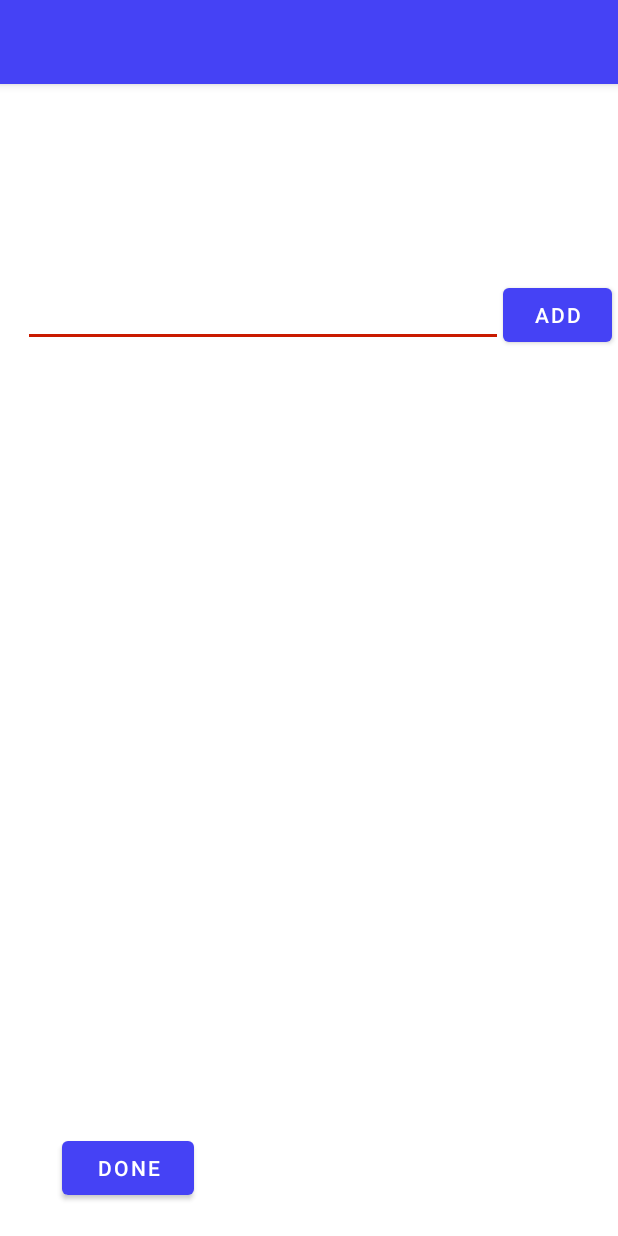
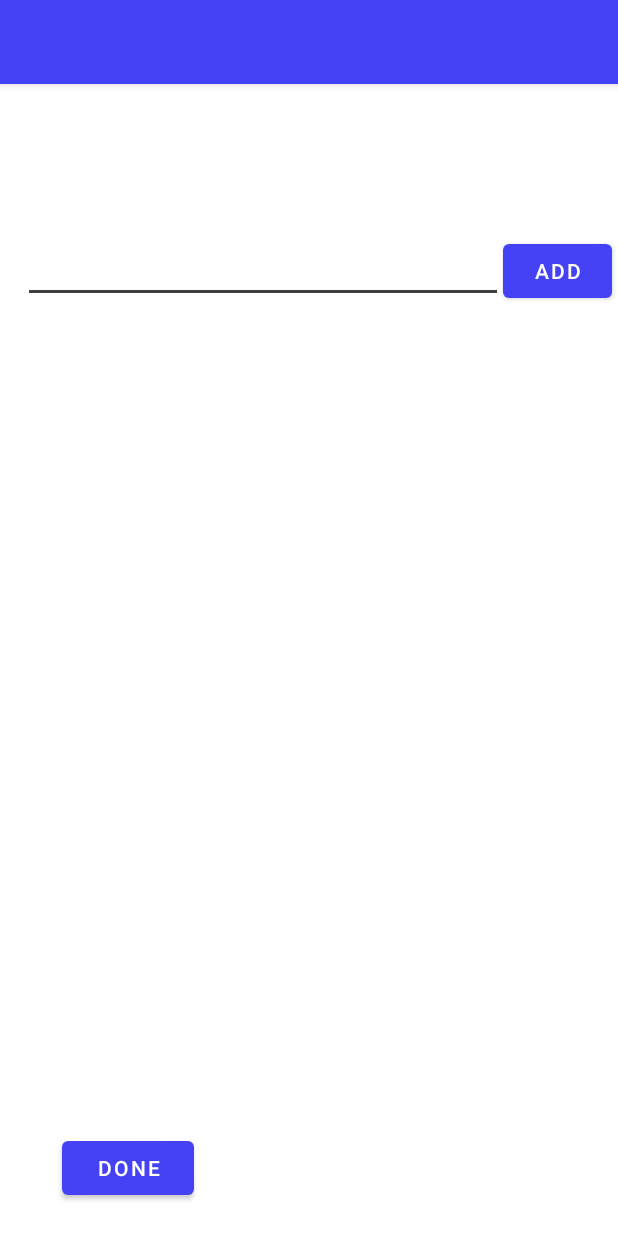
Before and after one commit to C-Azzone416/mobile_apps_proj, an Android app: the TasksListScreen screen opened directly, with no data from a screen before it, on a phone screen of 412 x 824 dp. Run offline under Robolectric (Android 15) with nearby library versions, the phone set to English and light mode, and no system bars.

```diff
--- a/app/src/main/java/com/example/final_project/TasksListScreen.java
+++ b/app/src/main/java/com/example/final_project/TasksListScreen.java
@@ -2,9 +2,14 @@ package com.example.final_project;
 
 import android.content.Intent;
 import android.os.Bundle;
+import android.util.Log;
+import android.view.LayoutInflater;
 import android.view.Menu;
 import android.view.View;
+import android.view.ViewGroup;
 import android.widget.ArrayAdapter;
+import android.widget.CheckBox;
+import android.widget.CompoundButton;
 import android.widget.ImageButton;
 import android.widget.ListView;
 import android.widget.TextView;
@@ -12,9 +17,11 @@ import android.widget.Toast;
 
 import androidx.appcompat.app.AppCompatActivity;
 
+import com.example.final_project.adapter.TaskAdapter;
 import com.example.final_project.data.TaskTableHelper;
 import com.example.final_project.data.dbModels.Tasks;
 import com.google.android.material.button.MaterialButton;
+import com.google.android.material.checkbox.MaterialCheckBox;
 import com.google.android.material.textfield.TextInputEditText;
 
 import java.util.ArrayList;
@@ -23,22 +30,17 @@ public class TasksListScreen extends AppCompatActivity {
 
     private TextInputEditText itemET;
     private ListView itemsList;
-    private ArrayAdapter<Tasks> adapter;
+    private TaskAdapter adapter;
     private TaskTableHelper mTaskHelper;
     private Integer listId;
     private String listName;
     private static Integer tempId;
     private static String tempName;
-    private MaterialButton deleteButton;
+    private ImageButton deleteButton;
     private TextView taskTV;
 
-    public static final String EXTRA_TASK_NAME = "task name";
-    public static final String EXTRA_TASK_ADDRESS = "task address";
-    public static final String EXTRA_TASK_NOTE = "task note";
-    public static final String EXTRA_TASK_PRIORITY = "task priority";
     public static final String EXTRA_TASK_ID = "task id";
-    public static final String EXTRA_LIST_ID = "list id";
-    public static final String EXTRA_IS_CHECKED = "is checked";
+
 
     @Override
     protected void onCreate(Bundle savedInstanceState) {
@@ -59,7 +61,6 @@ public class TasksListScreen extends AppCompatActivity {
         itemsList = findViewById(R.id.items_list);
         MaterialButton backBtn = findViewById(R.id.back_button);
         deleteButton = findViewById(R.id.todo_delete);
-
         taskTV = findViewById(R.id.task_title);
 
         backBtn.setOnClickListener(new View.OnClickListener() {
@@ -76,7 +77,11 @@ public class TasksListScreen extends AppCompatActivity {
             }
         });
         updateTaskUI();
+
+
     }
+
+
 
     @Override
     protected void onStop() {
@@ -85,7 +90,7 @@ public class TasksListScreen extends AppCompatActivity {
         tempName = listName;
     }
 
-    //TODO:  WORK ON LIFECYCLE CHANGES
+
     @Override
     protected void onResume() {
         super.onResume();
@@ -103,10 +108,9 @@ public class TasksListScreen extends AppCompatActivity {
         itemET.setText("");
         updateTaskUI();
 
-        //TODO:  DON'T NEED THIS AT THIS TIME  FileHelper.writeData(items, this);
-
         Toast.makeText(this, "Item Added", Toast.LENGTH_SHORT).show();
     }
+
 
     public void deleteTask(View view){
 
@@ -137,7 +141,7 @@ public class TasksListScreen extends AppCompatActivity {
   private void updateTaskUI(){
     ArrayList<Tasks> tasksList = mTaskHelper.getAllTasks(listId);
     if(adapter == null){
-        adapter = new ArrayAdapter<>(this, R.layout.master_task_item, R.id.task_title, tasksList);
+        adapter = new TaskAdapter(this, R.layout.master_task_item, tasksList);
         itemsList.setAdapter(adapter);
     }
     else{
--- a/app/src/main/java/com/example/final_project/ToDoListsScreen.java
+++ b/app/src/main/java/com/example/final_project/ToDoListsScreen.java
@@ -85,8 +85,6 @@ public class ToDoListsScreen extends AppCompatActivity {
     @Override
     public boolean onCreateOptionsMenu(Menu menu){
 
-        //COMPLETED:  I think it may be worth trying to add some options to the menu on each screen
-        //        for example this one has add a list and maybe add a "logout" on this page
         getMenuInflater().inflate(R.menu.main_menu, menu);
         return super.onCreateOptionsMenu(menu);
     }
@@ -97,8 +95,8 @@ public class ToDoListsScreen extends AppCompatActivity {
             case R.id.action_add_task:
                 final EditText taskEditText = new EditText(this);
                 AlertDialog dialog = new AlertDialog.Builder(this)
-                        .setTitle("Add a New Task")
-                        .setMessage("What would you like to Add?")
+                        .setTitle("Add a New List")
+                        .setMessage("What list would you like to Add?")
                         .setView(taskEditText)
                         .setPositiveButton("Add", new DialogInterface.OnClickListener() {
                             @Override
--- a/app/src/main/java/com/example/final_project/data/DbContract.java
+++ b/app/src/main/java/com/example/final_project/data/DbContract.java
@@ -5,7 +5,7 @@ import android.provider.BaseColumns;
 public class DbContract {
 
     public static final String DB_NAME = "com.example.final_project";
-    public static final int DB_VERSION = 6;
+    public static final int DB_VERSION = 7;
     //TODO:  NEED TO UPDATE VERSION OF DB AFTER CHANGES
 
     public class ListTable implements BaseColumns{
--- a/app/src/main/java/com/example/final_project/data/DbHelper.java
+++ b/app/src/main/java/com/example/final_project/data/DbHelper.java
@@ -55,12 +55,6 @@ public class DbHelper extends SQLiteOpenHelper {
 
         db.execSQL(taskTableCreateStatement);
 
-        // TODO: setup Index on ListId in Task Table
-        /**
-         * example create statement
-         * CREATE [UNIQUE] INDEX index_name
-         * ON table_name(column_list);
-         */
     }
 
     @Override
--- a/app/src/main/java/com/example/final_project/data/ListTableHelper.java
+++ b/app/src/main/java/com/example/final_project/data/ListTableHelper.java
@@ -17,7 +17,6 @@ public class ListTableHelper {
 
     public ListTableHelper(Context context){
         mHelper = new DbHelper(context);
-
     }
 
     public void createList(String listName){
--- a/app/src/main/res/layout/activity_tasks_list_screen.xml
+++ b/app/src/main/res/layout/activity_tasks_list_screen.xml
@@ -35,14 +35,14 @@
         android:layout_width="wrap_content"
         android:layout_height="wrap_content"
         android:orientation="horizontal"
-        app:layout_constraintGuide_percent="0.1" />
+        app:layout_constraintGuide_percent="0.13132694" />
 
     <androidx.constraintlayout.widget.Guideline
         android:id="@+id/hGuideline2"
         android:layout_width="wrap_content"
         android:layout_height="wrap_content"
         android:orientation="horizontal"
-        app:layout_constraintGuide_percent="0.3" />
+        app:layout_constraintGuide_begin="219dp" />
 
     <androidx.constraintlayout.widget.Guideline
         android:id="@+id/hGuideline3"
@@ -65,7 +65,6 @@
         android:layout_width="match_parent"
         android:layout_height="wrap_content"
         app:layout_constraintTop_toBottomOf="@id/hGuideline1"
-        app:layout_constraintBottom_toTopOf="@id/hGuideline2"
         app:layout_constraintLeft_toRightOf="@id/vGuideline1"
         app:layout_constraintRight_toLeftOf="@id/vGuideline3">
 
@@ -90,7 +89,7 @@
         android:id="@+id/scrollLayout"
         android:layout_width="match_parent"
         android:layout_height="wrap_content"
-        app:layout_constraintTop_toBottomOf="@id/hGuideline2"
+        app:layout_constraintTop_toBottomOf="@id/inputTextWithButton"
         app:layout_constraintBottom_toBottomOf="parent">
 
 
@@ -98,8 +97,7 @@
         android:id="@+id/items_list"
         android:layout_width="match_parent"
         android:layout_height="match_parent"
-        app:layout_constraintTop_toBottomOf="@id/inputTextWithButton"
-        app:layout_constraintBottom_toTopOf="@id/hGuideline3"
+        app:layout_constraintTop_toBottomOf="parent"
         app:layout_constraintLeft_toRightOf="@id/vGuideline1"
         app:layout_constraintRight_toLeftOf="@id/vGuideline3">
     </ListView>
@@ -120,6 +118,5 @@
         app:layout_constraintTop_toBottomOf="@+id/hGuideline4"
         app:layout_constraintVertical_bias="0.25" />
 
-    <!--TODO:  IMPLEMENT BACK ONCLICK-->
 
 </androidx.constraintlayout.widget.ConstraintLayout>
--- a/app/src/main/res/values/colors.xml
+++ b/app/src/main/res/values/colors.xml
@@ -4,6 +4,7 @@
     <color name="colorPrimaryDark">#000000</color>
     <color name="colorWhite">#FFFFFF</color>
     <color name="lightGray">#808080</color>
-    <color name="colorAccent">#C91A00</color>
+    <color name="colorAccent">#404040</color>
+    <color name="urgentColor">#C91A00</color>
     <color name="yellow">#F5D142</color>
 </resources>
--- a/app/src/main/res/values/styles.xml
+++ b/app/src/main/res/values/styles.xml
@@ -8,4 +8,5 @@
         <item name="colorAccent">@color/colorAccent</item>
     </style>
 
+
 </resources>
```
Also changed, not shown: app/src/main/java/com/example/final_project/FileHelper.java (deleted, +0 -54 lines), app/src/main/java/com/example/final_project/ItemDetailScreen.java (+6 -9 lines), app/src/main/java/com/example/final_project/adapter/TaskAdapter.java (added, +72 -0 lines), app/src/main/java/com/example/final_project/data/TaskTableHelper.java (+40 -18 lines), app/src/main/res/layout/master_task_item.xml (+12 -13 lines).
